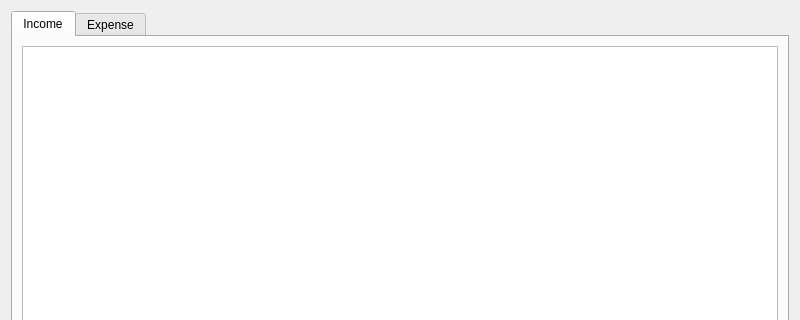
Qt form src/views/ui_files/reports/category_report.ui (JakubFranek/Kapytal) before a commit; both pictures show x 0 to 800 and y 0 to 320 of the 800 by 600 pixel window.
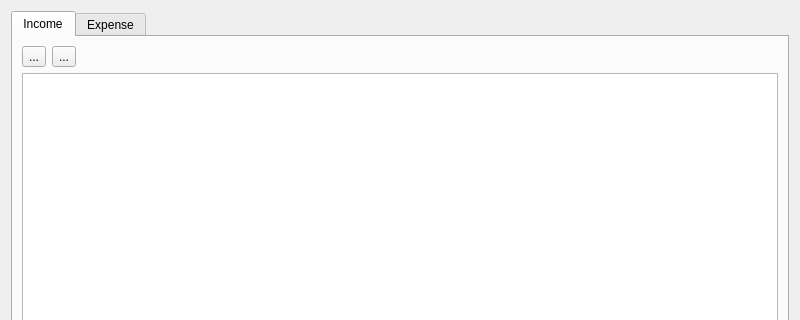
The same form after that commit.

The edit to the form file:
```diff
--- a/src/views/ui_files/reports/category_report.ui
+++ b/src/views/ui_files/reports/category_report.ui
@@ -31,6 +31,39 @@
       </attribute>
       <layout class="QHBoxLayout" name="incomeTabHorizontalLayout">
        <item>
+        <layout class="QVBoxLayout" name="verticalLayout">
+         <item>
+          <layout class="QHBoxLayout" name="incomeTabTreeControlsHorizontalLayout">
+           <item>
+            <widget class="QToolButton" name="incomeExpandAllToolButton">
+             <property name="text">
+              <string>...</string>
+             </property>
+            </widget>
+           </item>
+           <item>
+            <widget class="QToolButton" name="incomeCollapseAllToolButton">
+             <property name="text">
+              <string>...</string>
+             </property>
+            </widget>
+           </item>
+           <item>
+            <spacer name="incomeHorizontalSpacer">
+             <property name="orientation">
+              <enum>Qt::Horizontal</enum>
+             </property>
+             <property name="sizeHint" stdset="0">
+              <size>
+               <width>40</width>
+               <height>20</height>
+              </size>
+             </property>
+            </spacer>
+           </item>
+          </layout>
+         </item>
+         <item>
         <widget class="QTreeView" name="incomeTreeView">
          <property name="sizePolicy">
           <sizepolicy hsizetype="MinimumExpanding" vsizetype="Expanding">
@@ -50,6 +83,8 @@
         </widget>
        </item>
       </layout>
+       </item>
+      </layout>
      </widget>
      <widget class="QWidget" name="expenseTab">
       <attribute name="title">
```
Left out of the diff: 55 changed lines with no effect on the pictures. Lines whose indentation alone changed are shown as unchanged.
